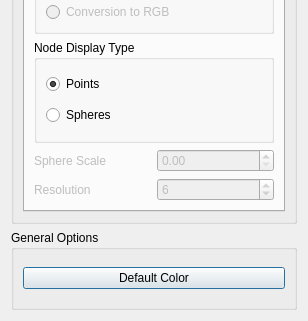
Qt form src/Interface/Modules/Visualization/ShowField.ui (SCIInstitute/SCIRun) before a commit; both pictures show x 0 to 308 and y 234 to 555 of the 308 by 555 pixel window.
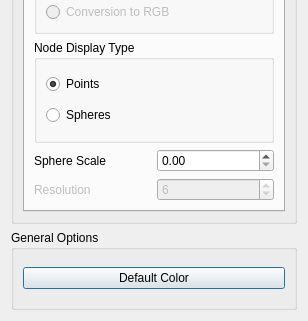
The same form after that commit. The open tabs and pages were chosen to show the change.

Diff of the .ui file:
```diff
--- a/src/Interface/Modules/Visualization/ShowField.ui
+++ b/src/Interface/Modules/Visualization/ShowField.ui
@@ -175,7 +175,7 @@
                 <item>
                  <widget class="QLabel" name="label_4">
                   <property name="enabled">
-                   <bool>false</bool>
+                   <bool>true</bool>
                   </property>
                   <property name="text">
                    <string>Sphere Scale</string>
@@ -185,7 +185,10 @@
                 <item>
                  <widget class="QDoubleSpinBox" name="scaleSphereDoubleSpinBox">
                   <property name="enabled">
-                   <bool>false</bool>
+                   <bool>true</bool>
+                  </property>
+                  <property name="singleStep">
+                   <double>0.100000000000000</double>
                   </property>
                  </widget>
                 </item>
```
Left out of the diff: 4 changed lines with no effect on the pictures.
